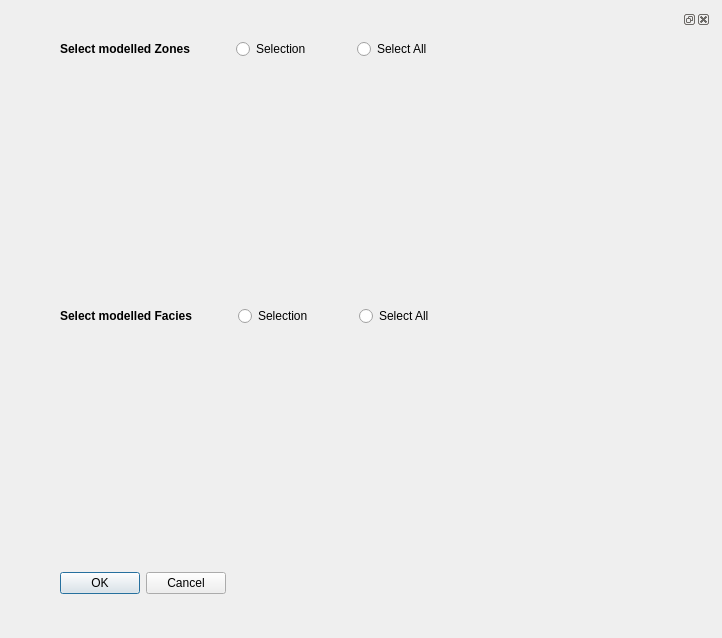
The window that ui/Selection.ui (equinor/APS-Facies) describes before a commit, drawn with Qt 5.
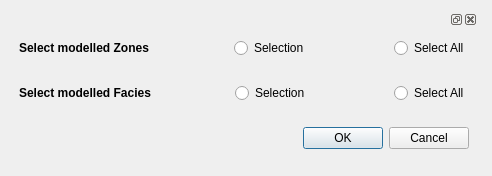
The same window after the commit.

Commit message: refactor: Resized dialog to be visually more appealing

What changed in the file:
```diff
--- a/ui/Selection.ui
+++ b/ui/Selection.ui
@@ -6,8 +6,8 @@
    <rect>
     <x>0</x>
     <y>0</y>
-    <width>722</width>
-    <height>638</height>
+    <width>492</width>
+    <height>176</height>
    </rect>
   </property>
   <property name="windowTitle">
@@ -16,26 +16,16 @@
   <widget class="QDockWidget" name="dockWidget">
    <property name="geometry">
     <rect>
-     <x>20</x>
+     <x>10</x>
      <y>10</y>
-     <width>691</width>
-     <height>641</height>
+     <width>468</width>
+     <height>148</height>
     </rect>
    </property>
    <widget class="QWidget" name="dockWidgetContents">
-    <widget class="QWidget" name="layoutWidget">
-     <property name="geometry">
-      <rect>
-       <x>40</x>
-       <y>10</y>
-       <width>616</width>
-       <height>555</height>
-      </rect>
-     </property>
-     <layout class="QFormLayout" name="formLayout_Selection">
-      <property name="fieldGrowthPolicy">
-       <enum>QFormLayout::AllNonFixedFieldsGrow</enum>
-      </property>
+    <layout class="QGridLayout" name="gridLayout_2">
+     <item row="0" column="0">
+      <layout class="QGridLayout" name="gridLayout">
       <item row="0" column="0">
        <layout class="QHBoxLayout" name="horizontalLayout_6">
         <item>
@@ -105,6 +95,19 @@
         </item>
        </layout>
       </item>
+       <item row="1" column="0">
+        <spacer name="verticalSpacer">
+         <property name="orientation">
+          <enum>Qt::Vertical</enum>
+         </property>
+         <property name="sizeHint" stdset="0">
+          <size>
+           <width>20</width>
+           <height>5</height>
+          </size>
+         </property>
+        </spacer>
+       </item>
       <item row="2" column="0">
        <layout class="QHBoxLayout" name="horizontalLayout_7">
         <item>
@@ -174,6 +177,19 @@
         </item>
        </layout>
       </item>
+       <item row="3" column="0">
+        <spacer name="verticalSpacer_2">
+         <property name="orientation">
+          <enum>Qt::Vertical</enum>
+         </property>
+         <property name="sizeHint" stdset="0">
+          <size>
+           <width>20</width>
+           <height>5</height>
+          </size>
+         </property>
+        </spacer>
+       </item>
       <item row="4" column="0">
        <widget class="QDialogButtonBox" name="Selection_Ok_Cancel_buttonBox">
         <property name="font">
@@ -187,34 +203,9 @@
         </property>
        </widget>
       </item>
-      <item row="1" column="0">
-       <spacer name="verticalSpacer">
-        <property name="orientation">
-         <enum>Qt::Vertical</enum>
-        </property>
-        <property name="sizeHint" stdset="0">
-         <size>
-          <width>20</width>
-          <height>5</height>
-         </size>
-        </property>
-       </spacer>
-      </item>
-      <item row="3" column="0">
-       <spacer name="verticalSpacer_2">
-        <property name="orientation">
-         <enum>Qt::Vertical</enum>
-        </property>
-        <property name="sizeHint" stdset="0">
-         <size>
-          <width>20</width>
-          <height>5</height>
-         </size>
-        </property>
-       </spacer>
-      </item>
-     </layout>
-    </widget>
+      </layout>
+     </item>
+    </layout>
    </widget>
   </widget>
  </widget>
```
Lines whose indentation alone changed are shown as unchanged.
